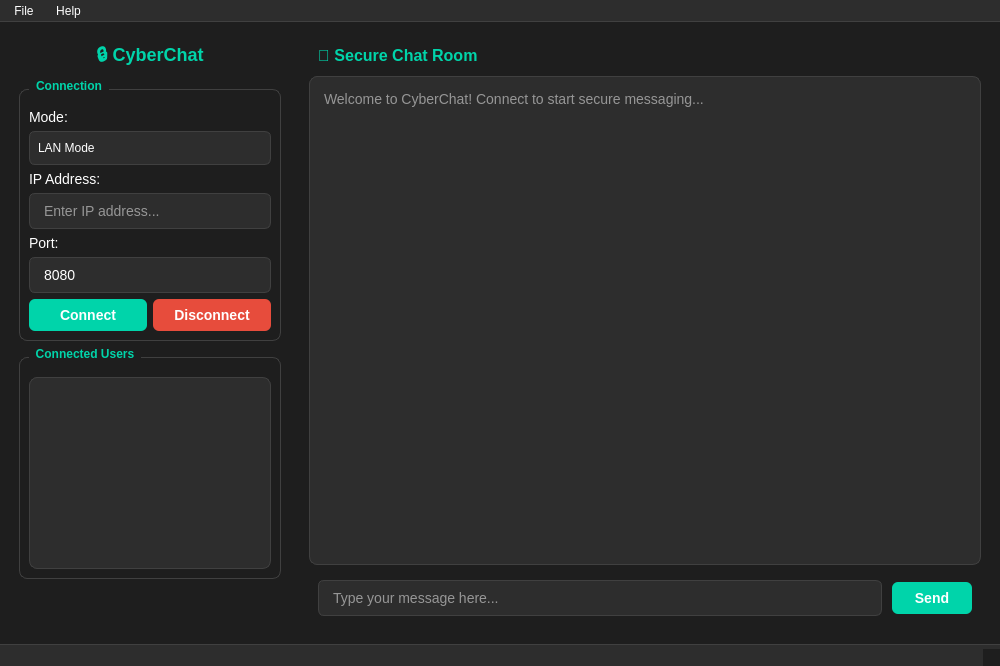
The window that mainwindow.ui (CyberNilsen/CyberChat) describes before a commit, drawn with Qt 5.
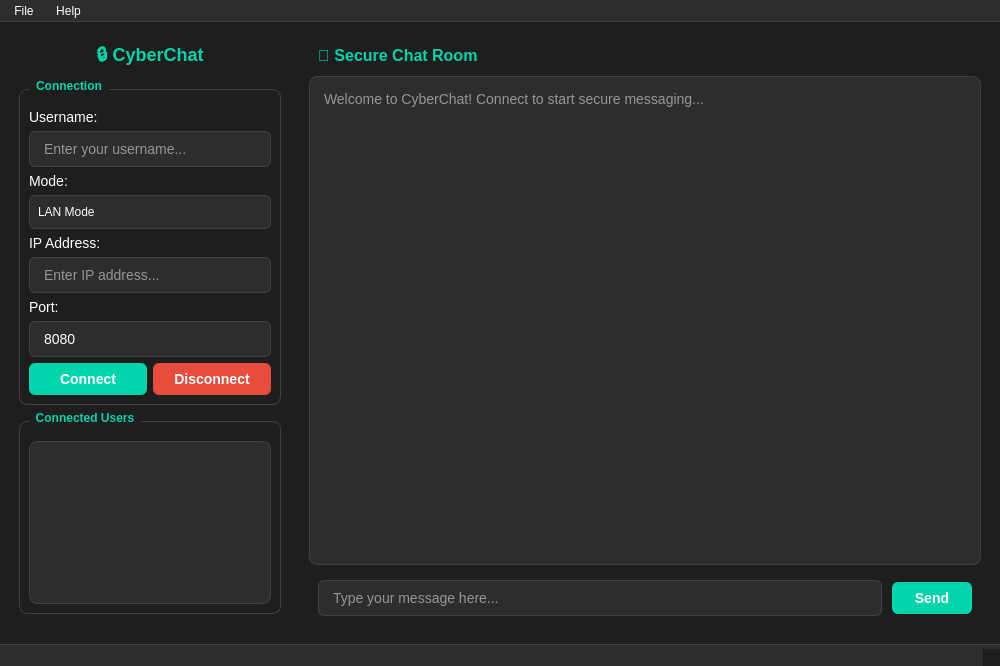
The same window after the commit. Icons and pictures are not drawn.

Commit message: Changed the UI to also include username and also added ignore files to gitignore since we dont need to push that.

What changed in the file:
```diff
--- a/mainwindow.ui
+++ b/mainwindow.ui
@@ -181,6 +181,20 @@
           <string>Connection</string>
          </property>
          <layout class="QVBoxLayout" name="verticalLayout_connection">
+          <item>
+           <widget class="QLabel" name="usernameLabel">
+            <property name="text">
+             <string>Username:</string>
+            </property>
+           </widget>
+          </item>
+          <item>
+           <widget class="QLineEdit" name="usernameLineEdit">
+            <property name="placeholderText">
+             <string>Enter your username...</string>
+            </property>
+           </widget>
+          </item>
           <item>
            <widget class="QLabel" name="modeLabel">
             <property name="text">
```
Left out of the diff: 3 changed lines with no effect on the pictures. The commit also changes 4 other files.
